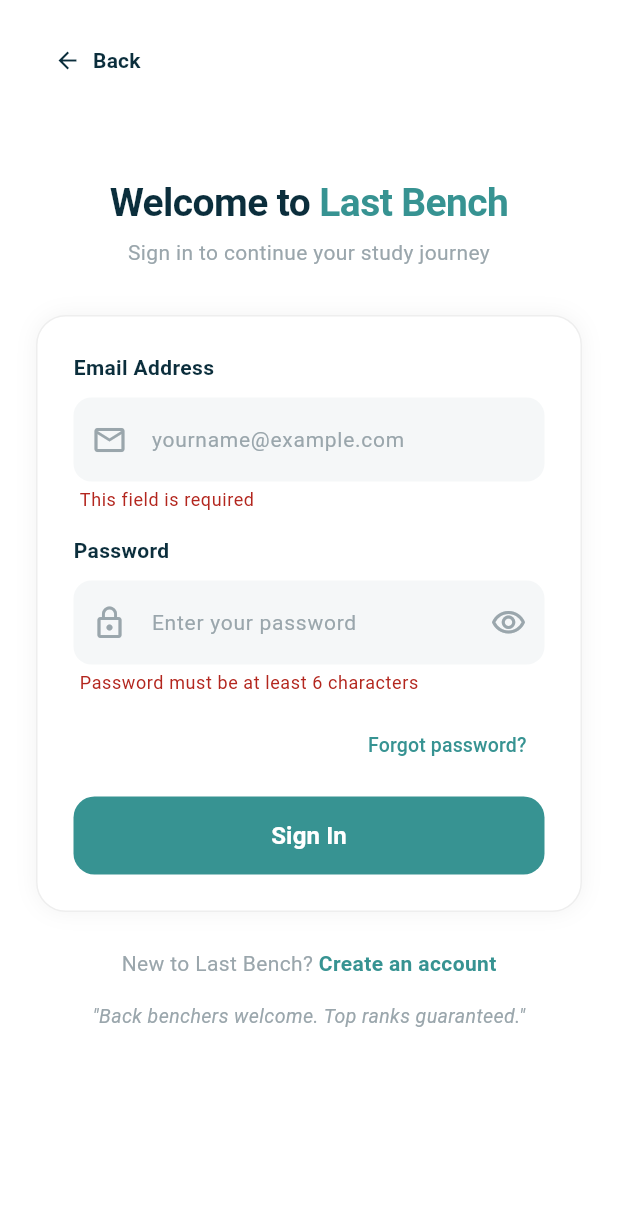
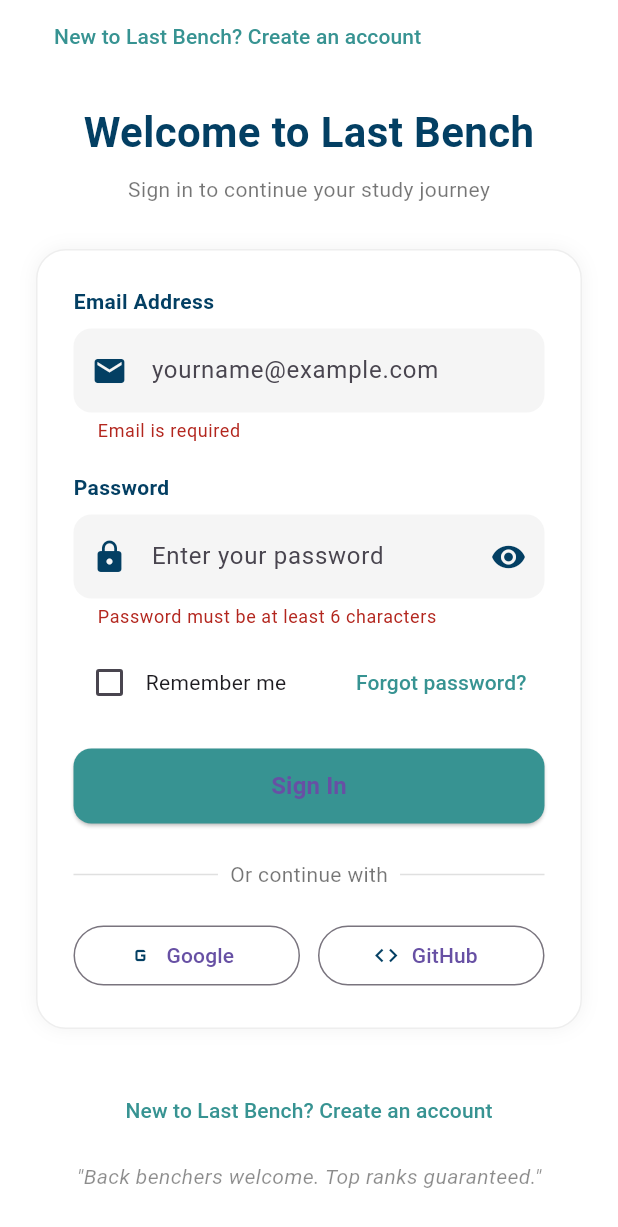
Before and after one commit to LastBench-AI-Integrated-Study-Platform/LastBench, a Flutter app: the LoginPage screen opened by its route, after a tap on "Sign In", on a phone screen of 412 x 824 dp. Shown: the top 1227 px of the screen. Run offline on Flutter 3.47's test engine with Material 3 defaults, Android fonts, the phone set to English and light mode, and no system bars; our stand-ins replace dotted_border, file_picker, shared_preferences; accounts and stored records are empty; network calls fail.

Commit message:
login history

```diff
--- a/frontend/lib/login_page.dart
+++ b/frontend/lib/login_page.dart
@@ -2,7 +2,6 @@ import 'package:flutter/material.dart';
 import 'package:shared_preferences/shared_preferences.dart';
 import '../services/auth_service.dart';
 import 'last_bench_home.dart';
-import 'forgot_password_flow.dart';
 
 class LoginPage extends StatefulWidget {
   const LoginPage({super.key});
@@ -14,118 +13,111 @@ class LoginPage extends StatefulWidget {
 class _LoginPageState extends State<LoginPage> {
   final _formKey = GlobalKey<FormState>();
 
+  // Controllers
   final TextEditingController emailController = TextEditingController();
   final TextEditingController passwordController = TextEditingController();
 
   bool showPassword = false;
   bool rememberMe = false;
   bool isLoading = false;
+  String? error;
 
-  // 🎨 SAME colors as Signup page
-  static const Color navy = Color(0xFF0B2E3C);
+  // Brand colors
+  static const Color navy = Color(0xFF033F63);
   static const Color teal = Color(0xFF379392);
-  static const Color hintGrey = Color(0xFF9AA6AC);
-  static const Color fieldBg = Color(0xFFF5F7F8);
 
   void submitLogin() async {
     if (!_formKey.currentState!.validate()) return;
 
-    setState(() => isLoading = true);
+    setState(() {
+      isLoading = true;
+      error = null;
+    });
 
     try {
-      await AuthService.login(
+      final res = await AuthService.login(
         email: emailController.text,
         password: passwordController.text,
       );
 
+      // 👇 login success - extract user object and persist minimal info
+      final user = res['user'] as Map<String, dynamic>?;
+      final userName = user?['name'] as String? ?? 'Dude';
+      final userEmail = user?['email'] as String?;
+
+      // Persist email and name locally using SharedPreferences
+      try {
+        final prefs = await SharedPreferences.getInstance();
+        if (userEmail != null) await prefs.setString('user_email', userEmail);
+        await prefs.setString('user_name', userName);
+      } catch (_) {}
+
       Navigator.pushReplacement(
         context,
-        MaterialPageRoute(builder: (_) => const LastBenchHome()),
+        MaterialPageRoute(builder: (_) => LastBenchHome(userName: userName)),
       );
     } catch (e) {
-      ScaffoldMessenger.of(context).showSnackBar(
-        const SnackBar(content: Text("Invalid email or password")),
-      );
+      setState(() => error = e.toString());
     }
 
     setState(() => isLoading = false);
   }
 
   @override
-  void dispose() {
-    emailController.dispose();
-    passwordController.dispose();
-    super.dispose();
-  }
-
-  @override
   Widget build(BuildContext context) {
     return Scaffold(
       backgroundColor: Colors.white,
+
       body: SafeArea(
         child: SingleChildScrollView(
           child: Padding(
             padding: const EdgeInsets.symmetric(horizontal: 24),
             child: Column(
+              crossAxisAlignment: CrossAxisAlignment.start,
               children: [
-                const SizedBox(height: 16),
-
-                // 🔙 Back
-                Align(
-                  alignment: Alignment.centerLeft,
-                  child: TextButton.icon(
+                // Back button
+                TextButton(
                   onPressed: () {
-                      Navigator.pushNamed(context, '/landing');
+                    Navigator.pushNamed(context, '/signup');
                   },
-
-                    icon: const Icon(Icons.arrow_back, color: navy),
-                    label: const Text(
-                      "Back",
-                      style: TextStyle(
-                        fontSize: 14,
-                        fontWeight: FontWeight.w600,
-                        color: navy,
-                      ),
-                    ),
+                  child: const Text(
+                    "New to Last Bench? Create an account",
+                    style: TextStyle(color: teal),
                   ),
                 ),
 
-                const SizedBox(height: 56),
+                const SizedBox(height: 20),
 
-                // 🔹 Header
-                RichText(
+                // Header
+                Center(
+                  child: Column(
+                    children: const [
+                      Text(
+                        "Welcome to Last Bench",
+                        style: TextStyle(
+                          fontSize: 28,
+                          fontWeight: FontWeight.bold,
+                          color: navy,
+                        ),
                         textAlign: TextAlign.center,
-                  text: const TextSpan(
-                    style: TextStyle(
-                      fontSize: 26,
-                      fontWeight: FontWeight.w700,
-                      letterSpacing: -0.4,
                       ),
-                    children: [
-                      TextSpan(
-                        text: "Welcome to ",
-                        style: TextStyle(color: navy),
-                      ),
-                      TextSpan(
-                        text: "Last Bench",
-                        style: TextStyle(color: teal),
+                      SizedBox(height: 8),
+                      Text(
+                        "Sign in to continue your study journey",
+                        style: TextStyle(color: Colors.black54),
                       ),
                     ],
                   ),
                 ),
 
-                const SizedBox(height: 8),
-                const Text(
-                  "Sign in to continue your study journey",
-                  style: TextStyle(fontSize: 14, color: hintGrey),
-                  textAlign: TextAlign.center,
+                const SizedBox(height: 30),
+
+                // 🔹 LOGIN CARD (WIDTH REDUCED)
+                Center(
+                  child: ConstrainedBox(
+                    constraints: const BoxConstraints(
+                      maxWidth: 420, // 👈 adjust (380–450)
                     ),
-
-                const SizedBox(height: 32),
-
-                // 🔹 Card (SAME as Signup)
-                ConstrainedBox(
-                  constraints: const BoxConstraints(maxWidth: 420),
                     child: Container(
                       padding: const EdgeInsets.all(24),
                       decoration: BoxDecoration(
@@ -135,7 +127,7 @@ class _LoginPageState extends State<LoginPage> {
                         boxShadow: [
                           BoxShadow(
                             color: Colors.black.withOpacity(0.05),
-                          blurRadius: 12,
+                            blurRadius: 10,
                           ),
                         ],
                       ),
@@ -144,148 +136,37 @@ class _LoginPageState extends State<LoginPage> {
                         child: Column(
                           crossAxisAlignment: CrossAxisAlignment.start,
                           children: [
-                          _label("Email Address"),
-                          const SizedBox(height: 10),
-                          _textField(
-                            controller: emailController,
-                            icon: Icons.mail_outline,
-                            hint: "yourname@example.com",
-                            keyboard: TextInputType.emailAddress,
-                          ),
-
-                          const SizedBox(height: 16),
-
-                          _label("Password"),
-                          const SizedBox(height: 10),
-                          _passwordField(
-                            controller: passwordController,
-                            hint: "Enter your password",
-                            visible: showPassword,
-                            toggle: () =>
-                                setState(() => showPassword = !showPassword),
-                          ),
-
-                          const SizedBox(height: 10),
-
-                          // Remember + Forgot
-                          Row(
-                            mainAxisAlignment: MainAxisAlignment.spaceBetween,
-                            children: [
-                              Row(),
-                              TextButton(
-                                onPressed: () {},
-                                child: const Text(
-                                  "Forgot password?",
-                                  style: TextStyle(fontSize: 13, color: teal),
-                                ),
-                              ),
-                            ],
-                          ),
-
-                          const SizedBox(height: 10),
-
-                          // Sign In Button
-                          SizedBox(
-                            width: double.infinity,
-                            height: 52,
-                            child: ElevatedButton(
-                              onPressed: isLoading ? null : submitLogin,
-                              style: ElevatedButton.styleFrom(
-                                backgroundColor: teal,
-                                elevation: 0,
-                                shape: RoundedRectangleBorder(
-                                  borderRadius: BorderRadius.circular(14),
-                                ),
+                            if (error != null)
+                              Container(
+                                margin: const EdgeInsets.only(bottom: 16),
+                                padding: const EdgeInsets.all(12),
+                                decoration: BoxDecoration(
+                                  color: Colors.red.shade50,
+                                  borderRadius: BorderRadius.circular(8),
                                 ),
                                 child: Text(
-                                isLoading ? "Signing In..." : "Sign In",
-                                style: const TextStyle(
-                                  fontSize: 16,
-                                  fontWeight: FontWeight.w600,
-                                  color: Colors.white,
-                                ),
-                              ),
-                            ),
-                          ),
-                        ],
-                      ),
-                    ),
+                                  error!,
+                                  style: const TextStyle(color: Colors.red),
                                 ),
                               ),
 
-                const SizedBox(height: 24),
-
-                // 🔹 Signup link
-                Row(
-                  mainAxisAlignment: MainAxisAlignment.center,
-                  children: [
+                            // Email
                             const Text(
-                      "New to Last Bench? ",
-                      style: TextStyle(fontSize: 14, color: hintGrey),
-                    ),
-                    GestureDetector(
-                      onTap: () =>
-                          Navigator.pushReplacementNamed(context, '/signup'),
-                      child: const Text(
-                        "Create an account",
+                              "Email Address",
                               style: TextStyle(
-                          fontSize: 14,
-                          fontWeight: FontWeight.w600,
-                          color: teal,
+                                fontWeight: FontWeight.bold,
+                                color: navy,
                               ),
                             ),
-                    ),
-                  ],
-                ),
-
-                const SizedBox(height: 16),
-
-                const Text(
-                  "\"Back benchers welcome. Top ranks guaranteed.\"",
-                  style: TextStyle(
-                    fontSize: 13,
-                    fontStyle: FontStyle.italic,
-                    color: hintGrey,
-                  ),
-                  textAlign: TextAlign.center,
-                ),
-
-                const SizedBox(height: 40),
-              ],
-            ),
-          ),
-        ),
-      ),
-    );
-  }
-
-  // ---------------- UI Helpers ----------------
-
-  Widget _label(String text) => Text(
-    text,
-    style: const TextStyle(
-      fontSize: 14,
-      fontWeight: FontWeight.w600,
-      color: navy,
-    ),
-  );
-
-  Widget _textField({
-    required TextEditingController controller,
-    required IconData icon,
-    required String hint,
-    TextInputType keyboard = TextInputType.text,
-  }) {
-    return TextFormField(
-      controller: controller,
-      keyboardType: keyboard,
+                            const SizedBox(height: 8),
+                            TextFormField(
+                              controller: emailController,
+                              keyboardType: TextInputType.emailAddress,
                               decoration: InputDecoration(
-        prefixIcon: Icon(icon, color: hintGrey),
-        hintText: hint,
-        hintStyle: const TextStyle(fontSize: 14, color: hintGrey),
+                                prefixIcon: const Icon(Icons.mail, color: navy),
+                                hintText: "yourname@example.com",
                                 filled: true,
-        fillColor: fieldBg,
-        contentPadding: const EdgeInsets.symmetric(vertical: 16),
+                                fillColor: Colors.grey.shade100,
                                 border: OutlineInputBorder(
                                   borderRadius: BorderRadius.circular(12),
                                   borderSide: BorderSide.none,
@@ -293,36 +174,47 @@ class _LoginPageState extends State<LoginPage> {
                               ),
                               validator: (value) {
                                 if (value == null || value.isEmpty) {
-          return "This field is required";
+                                  return "Email is required";
+                                }
+                                if (!value.contains("@")) {
+                                  return "Enter a valid email";
                                 }
                                 return null;
                               },
-    );
-  }
+                            ),
 
-  Widget _passwordField({
-    required TextEditingController controller,
-    required String hint,
-    required bool visible,
-    required VoidCallback toggle,
-  }) {
-    return TextFormField(
-      controller: controller,
-      obscureText: !visible,
+                            const SizedBox(height: 20),
+
+                            // Password
+                            const Text(
+                              "Password",
+                              style: TextStyle(
+                                fontWeight: FontWeight.bold,
+                                color: navy,
+                              ),
+                            ),
+                            const SizedBox(height: 8),
+                            TextFormField(
+                              controller: passwordController,
+                              obscureText: !showPassword,
                               decoration: InputDecoration(
-        prefixIcon: const Icon(Icons.lock_outline, color: hintGrey),
+                                prefixIcon: const Icon(Icons.lock, color: navy),
                                 suffixIcon: IconButton(
                                   icon: Icon(
-            visible ? Icons.visibility_off_outlined : Icons.visibility_outlined,
-            color: hintGrey,
+                                    showPassword
+                                        ? Icons.visibility_off
+                                        : Icons.visibility,
+                                    color: navy,
                                   ),
-          onPressed: toggle,
+                                  onPressed: () {
+                                    setState(() {
+                                      showPassword = !showPassword;
+                                    });
+                                  },
                                 ),
-        hintText: hint,
-        hintStyle: const TextStyle(fontSize: 14, color: hintGrey),
+                                hintText: "Enter your password",
                                 filled: true,
-        fillColor: fieldBg,
-        contentPadding: const EdgeInsets.symmetric(vertical: 16),
+                                fillColor: Colors.grey.shade100,
                                 border: OutlineInputBorder(
                                   borderRadius: BorderRadius.circular(12),
                                   borderSide: BorderSide.none,
@@ -334,6 +226,146 @@ class _LoginPageState extends State<LoginPage> {
                                 }
                                 return null;
                               },
+                            ),
+
+                            const SizedBox(height: 12),
+
+                            // Remember + Forgot
+                            Row(
+                              mainAxisAlignment: MainAxisAlignment.spaceBetween,
+                              children: [
+                                Row(
+                                  children: [
+                                    Checkbox(
+                                      value: rememberMe,
+                                      activeColor: teal,
+                                      onChanged: (value) {
+                                        setState(() {
+                                          rememberMe = value ?? false;
+                                        });
+                                      },
+                                    ),
+                                    const Text("Remember me"),
+                                  ],
+                                ),
+                                TextButton(
+                                  onPressed: () {},
+                                  child: const Text(
+                                    "Forgot password?",
+                                    style: TextStyle(color: teal),
+                                  ),
+                                ),
+                              ],
+                            ),
+
+                            const SizedBox(height: 20),
+
+                            // Login Button
+                            SizedBox(
+                              width: double.infinity,
+                              height: 50,
+                              child: ElevatedButton(
+                                style: ElevatedButton.styleFrom(
+                                  backgroundColor: teal,
+                                  shape: RoundedRectangleBorder(
+                                    borderRadius: BorderRadius.circular(12),
+                                  ),
+                                ),
+                                onPressed: isLoading ? null : submitLogin,
+                                child: Text(
+                                  isLoading ? "Signing in..." : "Sign In",
+                                  style: const TextStyle(
+                                    fontSize: 16,
+                                    fontWeight: FontWeight.bold,
+                                  ),
+                                ),
+                              ),
+                            ),
+
+                            const SizedBox(height: 24),
+
+                            // Divider
+                            Row(
+                              children: [
+                                Expanded(
+                                  child: Divider(color: Colors.grey.shade300),
+                                ),
+                                const Padding(
+                                  padding: EdgeInsets.symmetric(horizontal: 8),
+                                  child: Text(
+                                    "Or continue with",
+                                    style: TextStyle(color: Colors.black54),
+                                  ),
+                                ),
+                                Expanded(
+                                  child: Divider(color: Colors.grey.shade300),
+                                ),
+                              ],
+                            ),
+
+                            const SizedBox(height: 20),
+
+                            // Social buttons
+                            Row(
+                              children: [
+                                Expanded(
+                                  child: OutlinedButton.icon(
+                                    onPressed: () {},
+                                    icon: const Icon(
+                                      Icons.g_mobiledata,
+                                      color: navy,
+                                    ),
+                                    label: const Text("Google"),
+                                  ),
+                                ),
+                                const SizedBox(width: 12),
+                                Expanded(
+                                  child: OutlinedButton.icon(
+                                    onPressed: () {},
+                                    icon: const Icon(Icons.code, color: navy),
+                                    label: const Text("GitHub"),
+                                  ),
+                                ),
+                              ],
+                            ),
+                          ],
+                        ),
+                      ),
+                    ),
+                  ),
+                ),
+
+                const SizedBox(height: 30),
+
+                // Signup
+                Center(
+                  child: TextButton(
+                    onPressed: () {},
+                    child: const Text(
+                      "New to Last Bench? Create an account",
+                      style: TextStyle(color: teal),
+                    ),
+                  ),
+                ),
+
+                const SizedBox(height: 10),
+
+                const Center(
+                  child: Text(
+                    "\"Back benchers welcome. Top ranks guaranteed.\"",
+                    style: TextStyle(
+                      fontStyle: FontStyle.italic,
+                      color: Colors.black45,
+                    ),
+                  ),
+                ),
+
+                const SizedBox(height: 30),
+              ],
+            ),
+          ),
+        ),
+      ),
     );
   }
 }
```
Lines whose indentation alone changed are shown as unchanged.
